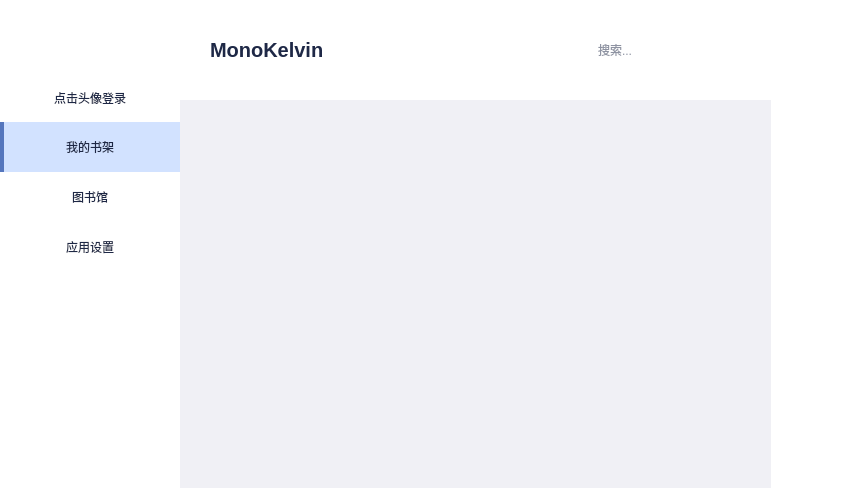
Before: the Qt Designer form MainWindow.ui in MonoKelvin/BookStudyApp, drawn with Qt 5.
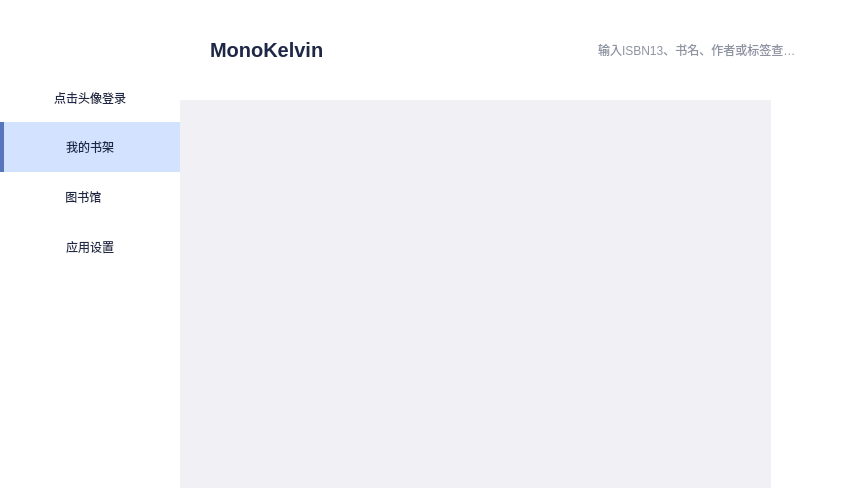
After: the same form once the commit is applied. Icons and pictures are not drawn. Custom widgets are drawn as their Qt base class.

Commit message: 完成图书搜索功能

Diff of the .ui file:
```diff
--- a/MainWindow.ui
+++ b/MainWindow.ui
@@ -110,9 +110,9 @@
 /* LineEdit */
 QLineEdit
 {
-	height: 40px;
+	height: 46px;
 	padding: 0px 20px;
-	border-radius: 20px;
+	border-radius: 23px;
 	background: white;
 }
 /*QLineEdit::hover
@@ -222,12 +222,14 @@
 #lwLentBooksView::item
 {
 	width: 150px;
-	height: 240px;
+    height: 240px;
 }
 SimpleBookWidget #lbImage
 {
-    width: 130px;
-    height: 180px;
+    min-width: 130px;
+    min-height: 180px;
+    max-width: 130px;
+    max-height: 180px;
 }
 
 /**************************************************/
@@ -543,7 +545,7 @@
       <item>
        <widget class="QPushButton" name="btnBookGarden">
         <property name="text">
-         <string>图书馆</string>
+         <string>图书馆    </string>
         </property>
         <property name="icon">
          <iconset>
@@ -852,18 +854,12 @@
          <widget class="QLineEdit" name="leSearchBox">
           <property name="minimumSize">
            <size>
-            <width>100</width>
+            <width>120</width>
             <height>0</height>
            </size>
           </property>
-          <property name="maximumSize">
-           <size>
-            <width>400</width>
-            <height>16777215</height>
-           </size>
-          </property>
           <property name="placeholderText">
-           <string>搜索...</string>
+           <string>输入ISBN13、书名、作者或标签查找图书</string>
           </property>
          </widget>
         </item>
```
Left out of the diff: 12 changed lines with no effect on the pictures. The commit also changes 8 other files.
